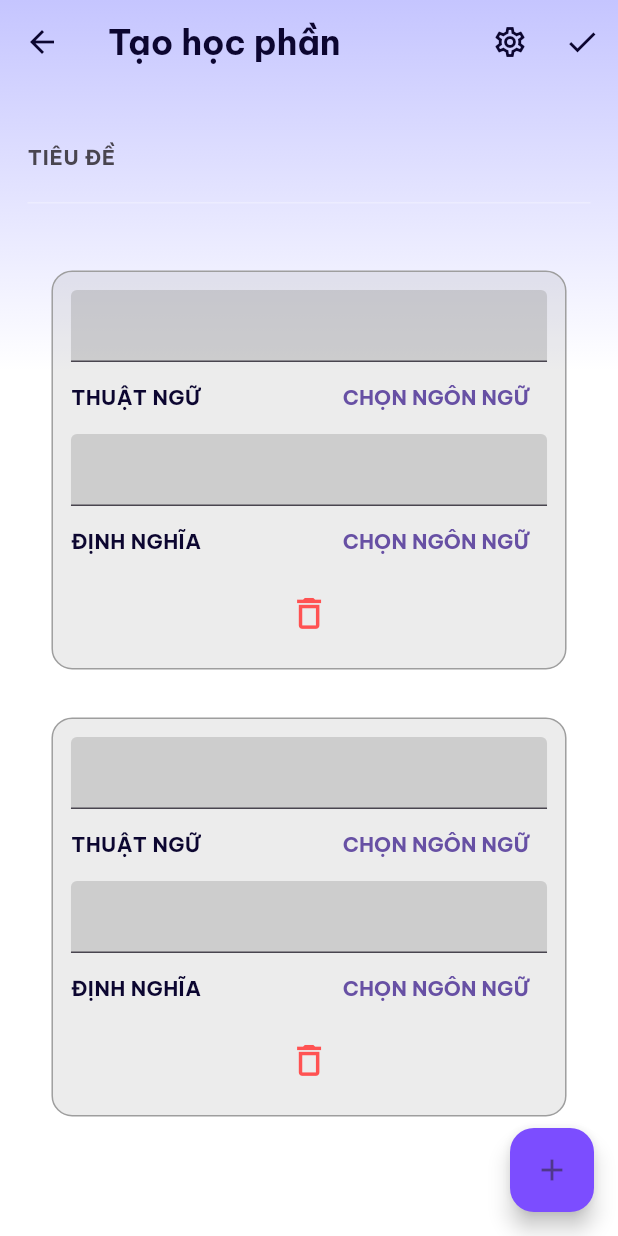
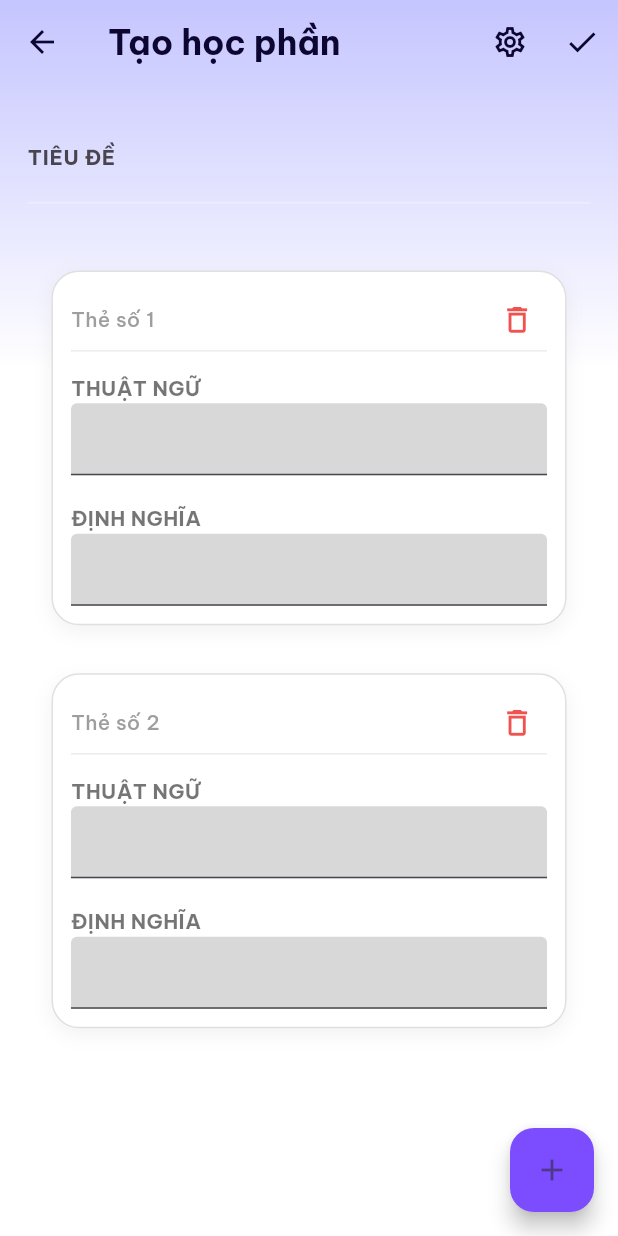
Before and after one commit to qdung030404/quiz_app, a Flutter app: the CreateFlashcardSetScreen screen opened directly, on a phone screen of 412 x 824 dp. Run offline on Flutter 3.47's test engine with Material 3 defaults, Android fonts, the phone set to English and light mode, and no system bars; our stand-ins replace flutter_dotenv, flutter_screenutil, font_awesome_flutter, get, google_fonts, google_sign_in and 2 more; accounts and stored records are empty.

Commit message:
feat(ui): modernize flashcard item and add focus-based language toggle

```diff
--- a/lib/feature/flashcard_set/widget/create_flashcard_item.dart
+++ b/lib/feature/flashcard_set/widget/create_flashcard_item.dart
@@ -3,6 +3,7 @@ import 'package:flutter_screenutil/flutter_screenutil.dart';
 import 'package:get/get_core/src/get_main.dart';
 import 'package:get/get_instance/src/extension_instance.dart';
 import 'package:get/get_navigation/src/extension_navigation.dart';
+import 'package:get/get_rx/src/rx_types/rx_types.dart';
 import 'package:get/get_state_manager/src/rx_flutter/rx_obx_widget.dart';
 import 'package:google_fonts/google_fonts.dart';
 import 'package:quiz_app/feature/flashcard_set/widget/select_language_dialog.dart';
@@ -29,6 +30,25 @@ class CreateFlashcardItem extends StatefulWidget {
 class _CreateFlashcardItemState extends State<CreateFlashcardItem> {
   final FlashcardController controller = Get.find<FlashcardController>();
 
+  final FocusNode _termFocus = FocusNode();
+  final FocusNode _defFocus = FocusNode();
+  final RxBool _isTermFocused = false.obs;
+  final RxBool _isDefFocused = false.obs;
+
+  @override
+  void initState() {
+    super.initState();
+    _termFocus.addListener(() => _isTermFocused.value = _termFocus.hasFocus);
+    _defFocus.addListener(() => _isDefFocused.value = _defFocus.hasFocus);
+  }
+
+  @override
+  void dispose() {
+    _termFocus.dispose();
+    _defFocus.dispose();
+    super.dispose();
+  }
+
   @override
   Widget build(BuildContext context) {
     return Padding(
@@ -37,13 +57,107 @@ class _CreateFlashcardItemState extends State<CreateFlashcardItem> {
         padding: EdgeInsets.all(12),
         margin: EdgeInsets.zero,
         decoration: BoxDecoration(
-          color: Colors.grey.withOpacity(0.2),
-          border: Border.all(color: Colors.grey),
-          borderRadius: BorderRadius.circular(12.sp),
+          color: Theme.of(context).brightness == Brightness.dark
+              ? const Color(0xff2d17d3).withOpacity(0.5)
+              : Colors.white,
+          border: Border.all(
+            color: Theme.of(context).brightness == Brightness.dark
+                ? const Color(0xff5038ED).withOpacity(0.3)
+                : Colors.grey.shade300,
+          ),
+          borderRadius: BorderRadius.circular(16.r),
+          boxShadow: [
+            if (Theme.of(context).brightness != Brightness.dark)
+              BoxShadow(
+                color: Colors.black.withOpacity(0.05),
+                blurRadius: 10,
+                offset: const Offset(0, 4),
+              ),
+          ],
         ),
         child: Column(
           children: [
+            // Header: Số thứ tự và Nút xóa
+            Row(
+              mainAxisAlignment: MainAxisAlignment.spaceBetween,
+              children: [
+                Text(
+                  'Thẻ số ${widget.index + 1}',
+                  style: GoogleFonts.beVietnamPro(
+                    fontSize: 12.sp,
+                    color: Colors.grey[500],
+                    fontWeight: FontWeight.w500,
+                  ),
+                ),
+                IconButton(
+                  onPressed: () {
+                    final termController = widget.terminologyController;
+                    final defController = widget.definitionController;
+                    controller.removeCard(widget.index, (context, animation) {
+                      return SizeTransition(
+                        sizeFactor: animation,
+                        child: CreateFlashcardItem(
+                          index: widget.index,
+                          terminologyController: termController,
+                          definitionController: defController,
+                        ),
+                      );
+                    });
+                  },
+                  icon: Icon(
+                    Icons.delete_outline,
+                    size: 20.r,
+                    color: Colors.red[400],
+                  ),
+                  visualDensity: VisualDensity.compact,
+                ),
+              ],
+            ),
+            Divider(height: 1.h, color: Colors.grey.withOpacity(0.2)),
+            SizedBox(height: 12.h),
+            Column(
+              children: [
+                Row(
+                  mainAxisAlignment: MainAxisAlignment.spaceBetween,
+                  children: [
+                    Text(
+                      'THUẬT NGỮ',
+                      style: GoogleFonts.beVietnamPro(
+                        fontWeight: FontWeight.bold,
+                        fontSize: 12.sp,
+                        color: Theme.of(context).brightness == Brightness.dark
+                            ? Colors.white70
+                            : Colors.black54,
+                      ),
+                    ),
+                    Obx(
+                      () => Visibility(
+                        visible: _isTermFocused.value,
+                        child: TextButton(
+                          onPressed: () {
+                            Get.bottomSheet(
+                              const SelectLanguageDialog(
+                                type: LanguageType.terminology,
+                              ),
+                              isScrollControlled: true,
+                            );
+                          },
+                          child: Text(
+                            controller.terminologyLanguage.value?.title ??
+                                'CHỌN NGÔN NGỮ',
+                            style: GoogleFonts.beVietnamPro(
+                              fontWeight: FontWeight.bold,
+                              fontSize: 12.sp,
+                              color: const Color(0xff5038ED),
+                            ),
+                          ),
+                        ),
+                      ),
+                    ),
+                  ],
+                ),
                 TextFormField(
+                  focusNode: _termFocus,
                   style: GoogleFonts.beVietnamPro(
                     fontWeight: FontWeight.bold,
                     fontSize: 14.sp,
@@ -58,8 +172,8 @@ class _CreateFlashcardItemState extends State<CreateFlashcardItem> {
                     ),
                     focusedBorder: UnderlineInputBorder(
                       borderSide: BorderSide(
-                    color: AppColor.borderColor(context),
-                    width: 3.0,
+                        color: const Color(0xff5038ED),
+                        width: 2.0,
                       ),
                     ),
                     border: UnderlineInputBorder(
@@ -70,32 +184,40 @@ class _CreateFlashcardItemState extends State<CreateFlashcardItem> {
                     ),
                   ),
                 ),
+                SizedBox(height: 16.h),
                 Row(
                   mainAxisAlignment: MainAxisAlignment.spaceBetween,
                   children: [
                     Text(
-                  'THUẬT NGỮ',
+                      'ĐỊNH NGHĨA',
                       style: GoogleFonts.beVietnamPro(
                         fontWeight: FontWeight.bold,
                         fontSize: 12.sp,
+                        color: Theme.of(context).brightness == Brightness.dark
+                            ? Colors.white70
+                            : Colors.black54,
                       ),
                     ),
-                TextButton(
+                    Obx(
+                      () => Visibility(
+                        visible: _isDefFocused.value,
+                        child: TextButton(
                           onPressed: () {
                             Get.bottomSheet(
                               const SelectLanguageDialog(
-                        type: LanguageType.terminology,
+                                type: LanguageType.definition,
                               ),
                               isScrollControlled: true,
                             );
                           },
-                  child: Obx(
-                    () => Text(
-                      controller.terminologyLanguage.value?.title ??
+                          child: Text(
+                            controller.definitionLanguage.value?.title ??
                                 'CHỌN NGÔN NGỮ',
                             style: GoogleFonts.beVietnamPro(
                               fontWeight: FontWeight.bold,
                               fontSize: 12.sp,
+                              color: const Color(0xff5038ED),
+                            ),
                           ),
                         ),
                       ),
@@ -103,6 +225,7 @@ class _CreateFlashcardItemState extends State<CreateFlashcardItem> {
                   ],
                 ),
                 TextFormField(
+                  focusNode: _defFocus,
                   style: GoogleFonts.beVietnamPro(
                     fontWeight: FontWeight.bold,
                     fontSize: 14.sp,
@@ -117,8 +240,8 @@ class _CreateFlashcardItemState extends State<CreateFlashcardItem> {
                     ),
                     focusedBorder: UnderlineInputBorder(
                       borderSide: BorderSide(
-                    color: AppColor.borderColor(context),
-                    width: 3.0,
+                        color: const Color(0xff5038ED),
+                        width: 2.0,
                       ),
                     ),
                     border: UnderlineInputBorder(
@@ -129,59 +252,7 @@ class _CreateFlashcardItemState extends State<CreateFlashcardItem> {
                     ),
                   ),
                 ),
-            Row(
-              mainAxisAlignment: MainAxisAlignment.spaceBetween,
-              children: [
-                Text(
-                  'ĐỊNH NGHĨA',
-                  style: GoogleFonts.beVietnamPro(
-                    fontWeight: FontWeight.bold,
-                    fontSize: 12.sp,
-                  ),
-                ),
-                TextButton(
-                  onPressed: () {
-                    Get.bottomSheet(
-                      const SelectLanguageDialog(type: LanguageType.definition),
-                      isScrollControlled: true,
-                    );
-                  },
-                  child: Obx(
-                    () => Text(
-                      controller.definitionLanguage.value?.title ??
-                          'CHỌN NGÔN NGỮ',
-                      style: GoogleFonts.beVietnamPro(
-                        fontWeight: FontWeight.bold,
-                        fontSize: 12.sp,
-                      ),
-                    ),
-                  ),
-                ),
               ],
-            ),
-            Center(
-              child: IconButton(
-                onPressed: () {
-                  final termController = widget.terminologyController;
-                  final defController = widget.definitionController;
-
-                  controller.removeCard(widget.index, (context, animation) {
-                    return SizeTransition(
-                      sizeFactor: animation,
-                      child: CreateFlashcardItem(
-                        index: widget.index,
-                        terminologyController: termController,
-                        definitionController: defController,
-                      ),
-                    );
-                  });
-                },
-                icon: Icon(
-                  Icons.delete_outline,
-                  color: Colors.redAccent,
-                  size: 24.sp,
-                ),
-              ),
             ),
           ],
         ),
```
Lines whose indentation alone changed are shown as unchanged.
